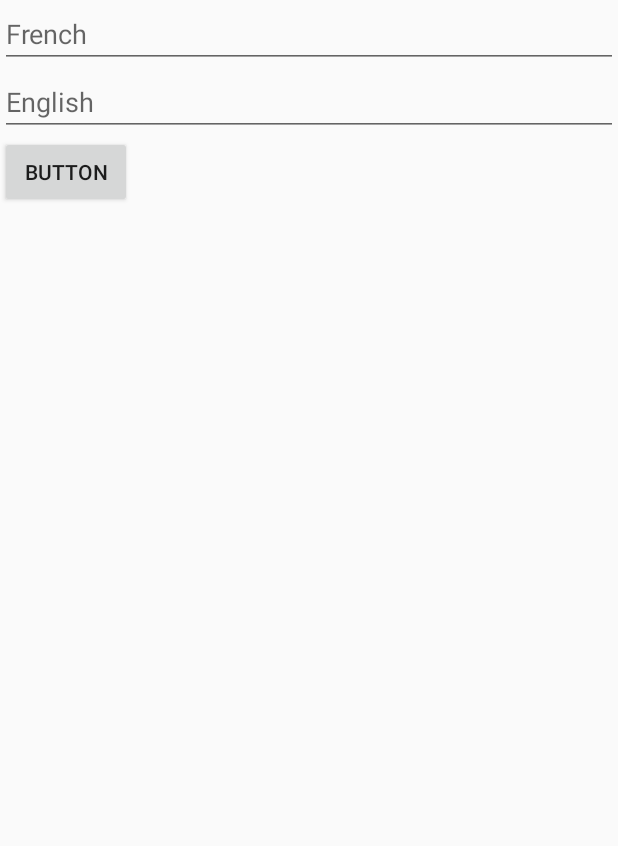
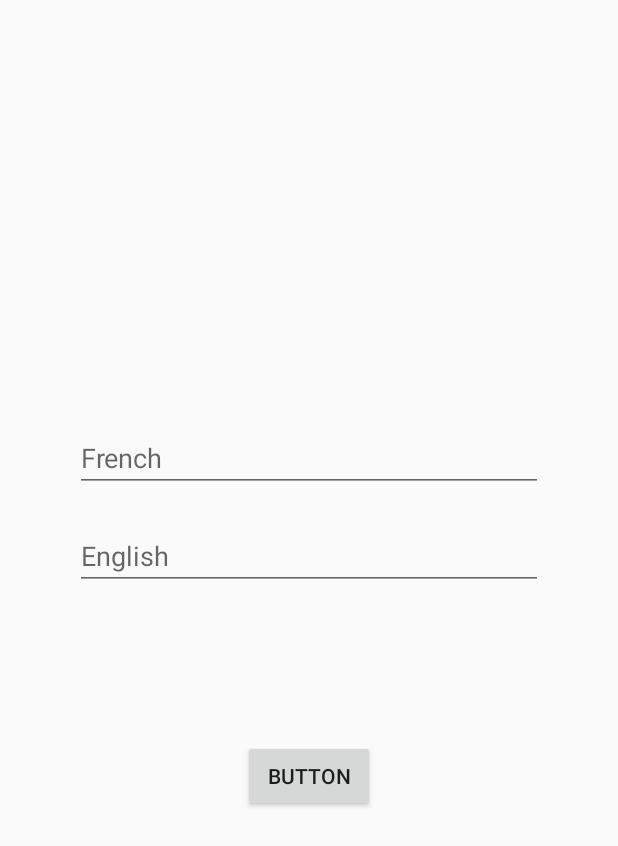
Before and after one commit to ColletAxel/TP_Android_Varo_Collet, an Android app: the fragment Fragment_vocabulary_addcards placed in its activity, on a phone screen of 412 x 824 dp. Shown: the top 846 px of the screen. Run offline under Robolectric (Android 15) with nearby library versions, the phone set to English and light mode, and no system bars.

Commit message:
petit modif visuel et autre

```diff
--- a/app/src/main/java/com/axelcollet/tp_android_varo_collet/DatabaseHandler.java
+++ b/app/src/main/java/com/axelcollet/tp_android_varo_collet/DatabaseHandler.java
@@ -64,11 +64,20 @@ public class DatabaseHandler extends SQLiteOpenHelper {
         values.put(KEY_FR, cv.getTraductionFR());
         values.put(KEY_EN, cv.getTraductionEN());
         values.put(KEY_SCORE, cv.getScore());
-        // Inserting Row
-        db.insert(TABLE_TRADUCTION, null, values);
+        db.insert(TABLE_TRADUCTION, null, values);  // Inserting Row
+        db.close();                                              // Closing database connection
+    }
 
-        db.close(); // Closing database connection
+    void updateCardScore(int id, int score){
+        SQLiteDatabase db = this.getReadableDatabase();
+        ContentValues newValues = new ContentValues();
+        newValues.put(KEY_SCORE,score);
+        db.update(TABLE_TRADUCTION, newValues,KEY_ID + "=?" ,new String[] { String.valueOf(id) });
+
+        Log.e("updateCardScore ", "Fonction updateCardScore executer");
+
     }
+
 
     // Getting single Card
     CarteVocabulaire getCard_byID(int id) {
--- a/app/src/main/java/com/axelcollet/tp_android_varo_collet/Fragment_vocabulary_game2.java
+++ b/app/src/main/java/com/axelcollet/tp_android_varo_collet/Fragment_vocabulary_game2.java
@@ -1,5 +1,6 @@
 package com.axelcollet.tp_android_varo_collet;
 
+import android.content.Context;
 import android.graphics.Color;
 import android.graphics.PorterDuff;
 import android.os.Bundle;
@@ -35,6 +36,8 @@ public class Fragment_vocabulary_game2 extends Fragment implements View.OnClickL
     private int Right_answer = 0;
     private int Total_answer = 0;
 
+    dataFragmentGameToContainer mCallback;
+
 
     public static Fragment_vocabulary_game2 newInstance(ArrayList<CarteVocabulaire> param) {
 
@@ -43,6 +46,23 @@ public class Fragment_vocabulary_game2 extends Fragment implements View.OnClickL
         args.putParcelableArrayList("param_1",param);
         myFragment.setArguments(args);
         return myFragment;
+    }
+
+    // Container Activity must implement this interface for communicate with fragment
+    public interface dataFragmentGameToContainer {
+        public void updateCardScore(int id, int score);
+    }
+
+    @Override
+    public void onAttach(Context context) {
+        super.onAttach(context);
+        // This makes sure that the container activity has implemented
+        // the callback interface. If not, it throws an exception
+        try {
+            mCallback = (dataFragmentGameToContainer) context;
+        } catch (ClassCastException e) {
+            throw new ClassCastException(context.toString() + " must implement OnHeadlineSelectedListener");
+        }
     }
 
     @Override
@@ -92,10 +112,27 @@ public class Fragment_vocabulary_game2 extends Fragment implements View.OnClickL
                 if(state == gameState.PLAYING){
                     if(current_card_to_find.getTraductionFR().equalsIgnoreCase(player_answer.getText().toString())){
                         Right_answer++;
+                        int new_card_score = current_card_to_find.getScore();
+                        if(new_card_score > 9){
+                            new_card_score = 10;
+                        }else{
+                            new_card_score += 1;
+                        }
+                        listCards.get(current_index_word).setScore(new_card_score);
+                        mCallback.updateCardScore(current_card_to_find.getID(),new_card_score);
                         button_validate.getBackground().setColorFilter(Color.parseColor("#00FF00"), PorterDuff.Mode.SRC_ATOP);
                     }else{
+                        int new_card_score = current_card_to_find.getScore();
+                        if(new_card_score < -9){
+                            new_card_score = -10;
+                        }else{
+                            new_card_score -= 1;
+                        }
+                        listCards.get(current_index_word).setScore(new_card_score);
+                        mCallback.updateCardScore(current_card_to_find.getID(),new_card_score);
                         button_validate.getBackground().setColorFilter(Color.parseColor("#FF0000"), PorterDuff.Mode.SRC_ATOP);
                     }
+
                     Total_answer++;
                     state = gameState.NEXT_CARD;
                     button_validate.setText("continue");
--- a/app/src/main/java/com/axelcollet/tp_android_varo_collet/MainActivity.java
+++ b/app/src/main/java/com/axelcollet/tp_android_varo_collet/MainActivity.java
@@ -15,7 +15,7 @@ import java.util.List;
 
 
 // If you want you can add other log definition for info, warning etc
-public class MainActivity extends FragmentActivity implements Fragment_vocabulary_addcards.dataFragmentToContainer{
+public class MainActivity extends FragmentActivity implements Fragment_vocabulary_addcards.dataFragmentToContainer, Fragment_vocabulary_game2.dataFragmentGameToContainer{
 
     private ListView mDrawerList;
     private DatabaseHandler db;
@@ -45,6 +45,10 @@ public class MainActivity extends FragmentActivity implements Fragment_vocabular
         // The user selected the headline of an article from the HeadlinesFragment
         // Do something here to display that article
         db.addCard(new CarteVocabulaire(traductionFR,traductionEN));
+    }
+
+    public void updateCardScore(int id, int score){
+        db.updateCardScore(id,score);
     }
 
     /*Initialisation du drawer. use for navigate within different fragment of activity*/
@@ -80,9 +84,3 @@ public class MainActivity extends FragmentActivity implements Fragment_vocabular
 
 
 }
-// TODO: 15.11.2017 faire classe carton
-// TODO: 15.11.2017 faire classe qui contient plusieurs carton genre une liste des ids
-// TODO: 15.11.2017 faire activity menu
-// TODO: 15.11.2017 passer la liste de carton choisi dans le menu a cette activité
-// TODO: 15.11.2017 renomer cette activité ?!?
-// TODO: 15.11.2017  stats réussite / echec d'un carton
--- a/app/src/main/res/layout/fragment_vocabulary_addcards.xml
+++ b/app/src/main/res/layout/fragment_vocabulary_addcards.xml
@@ -4,13 +4,17 @@
     xmlns:tools="http://schemas.android.com/tools"
     android:orientation="vertical"
     android:layout_width="match_parent"
-    android:layout_height="match_parent">
+    android:layout_height="match_parent"
+    android:gravity="center">
 
     <EditText
         android:id="@+id/EditText_word_FR"
         android:layout_width="match_parent"
         android:layout_height="wrap_content"
+        android:layout_marginLeft="50dp"
+        android:layout_marginRight="50dp"
         android:ems="10"
+        android:layout_gravity="center"
         android:inputType="textPersonName"
         android:hint="French" />
 
@@ -18,15 +22,20 @@
         android:id="@+id/EditText_word_EN"
         android:layout_width="match_parent"
         android:layout_height="wrap_content"
+        android:layout_marginTop="20dp"
+        android:layout_marginLeft="50dp"
+        android:layout_marginRight="50dp"
         android:ems="10"
-        android:inputType="textPersonName"
-        android:hint="English" />
+        android:hint="English"
+        android:layout_gravity="center"
+        android:inputType="textPersonName" />
 
     <Button
+        android:layout_marginTop="100dp"
         android:id="@+id/button_addCards"
         android:layout_width="wrap_content"
         android:layout_height="wrap_content"
         android:text="Button"
-        tools:layout_editor_absoluteX="148dp"
-        tools:layout_editor_absoluteY="268dp" />
+        android:layout_gravity="center"
+         />
 </LinearLayout>
--- a/app/src/main/res/layout/fragment_vocabulary_list.xml
+++ b/app/src/main/res/layout/fragment_vocabulary_list.xml
@@ -9,6 +9,6 @@
         android:scrollbars="vertical"
         android:layout_width="match_parent"
         android:layout_height="match_parent"
-        android:layout_marginLeft="8dp" />
+        android:layout_marginLeft="0dp" />
 
 </android.support.constraint.ConstraintLayout>
```
Also changed, not shown: app/src/main/res/layout/text_view.xml (+12 -10 lines).
